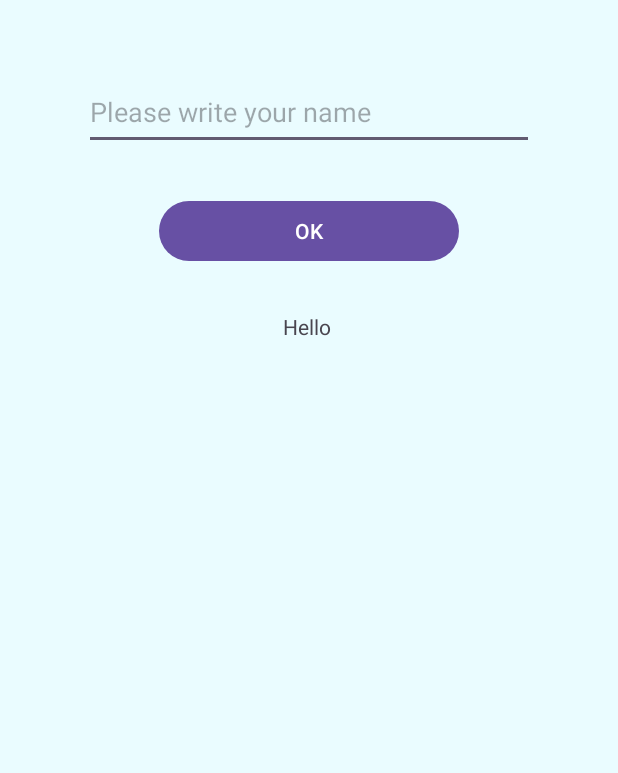
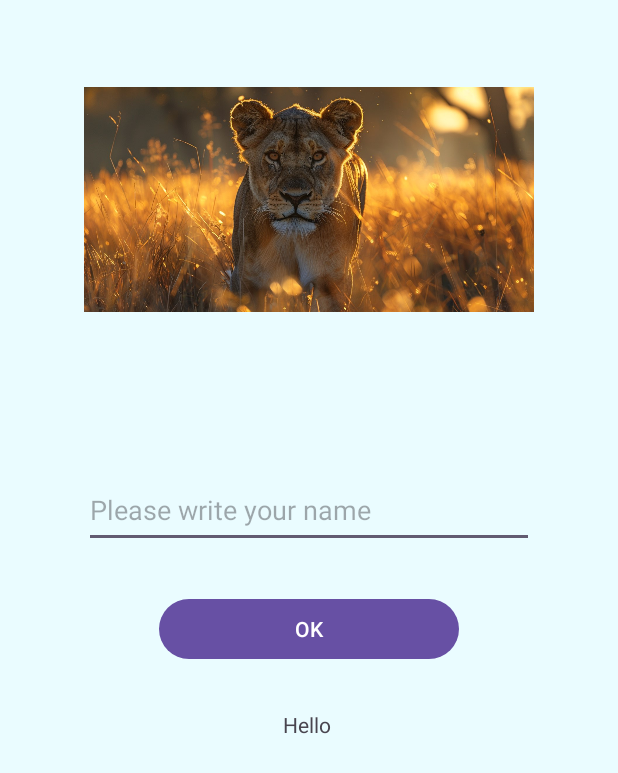
Before and after one commit to babachanakh-kateryna/Android-App-Development-with-Kotlin-Beginner-to-Advanced-Lab04, an Android app: the screen it shows after launch (MainActivity), after a tap on "OK", on a phone screen of 412 x 824 dp. Shown: the top 773 px of the screen. Run offline under Robolectric (Android 15) with nearby library versions, the phone set to English and light mode, and no system bars.

Commit message:
60. ImageView in Android

```diff
--- a/Layouts/app/src/main/java/com/example/layouts/MainActivity.kt
+++ b/Layouts/app/src/main/java/com/example/layouts/MainActivity.kt
@@ -4,6 +4,7 @@ import android.graphics.Color
 import android.os.Bundle
 import android.widget.Button
 import android.widget.EditText
+import android.widget.ImageView
 import android.widget.TextView
 import androidx.activity.enableEdgeToEdge
 import androidx.appcompat.app.AppCompatActivity
@@ -20,6 +21,7 @@ class MainActivity : AppCompatActivity() {
     lateinit var name:EditText
     lateinit var ok:Button
     lateinit var result:TextView
+    lateinit var image: ImageView
 
     override fun onCreate(savedInstanceState: Bundle?) {
         super.onCreate(savedInstanceState)
@@ -34,10 +36,13 @@ class MainActivity : AppCompatActivity() {
         ok = findViewById(R.id.ok)
         result = findViewById(R.id.result)
 
+        image = findViewById(R.id.imageFox)
         ok.setOnClickListener {
             var userName: String = name.text.toString()
 
             result.text = "Hello $userName"
+
+            image.setImageResource(R.drawable.second)
         }
 
 //        myText = findViewById(R.id.textEx)
--- a/Layouts/app/src/main/res/layout/activity_main.xml
+++ b/Layouts/app/src/main/res/layout/activity_main.xml
@@ -11,6 +11,13 @@
     android:orientation="vertical"
     tools:context=".MainActivity">
 
+
+    <ImageView
+        android:id="@+id/imageFox"
+        android:layout_width="300dp"
+        android:layout_height="265dp"
+        android:scaleType="centerInside"
+        app:srcCompat="@drawable/cutty_fox" />
 
     <EditText
         android:id="@+id/editTextName"
```
Also changed, not shown: Layouts/app/src/main/res/drawable/cutty_fox.jpg (added), Layouts/app/src/main/res/drawable/second.jpg (added), 1 other file.
